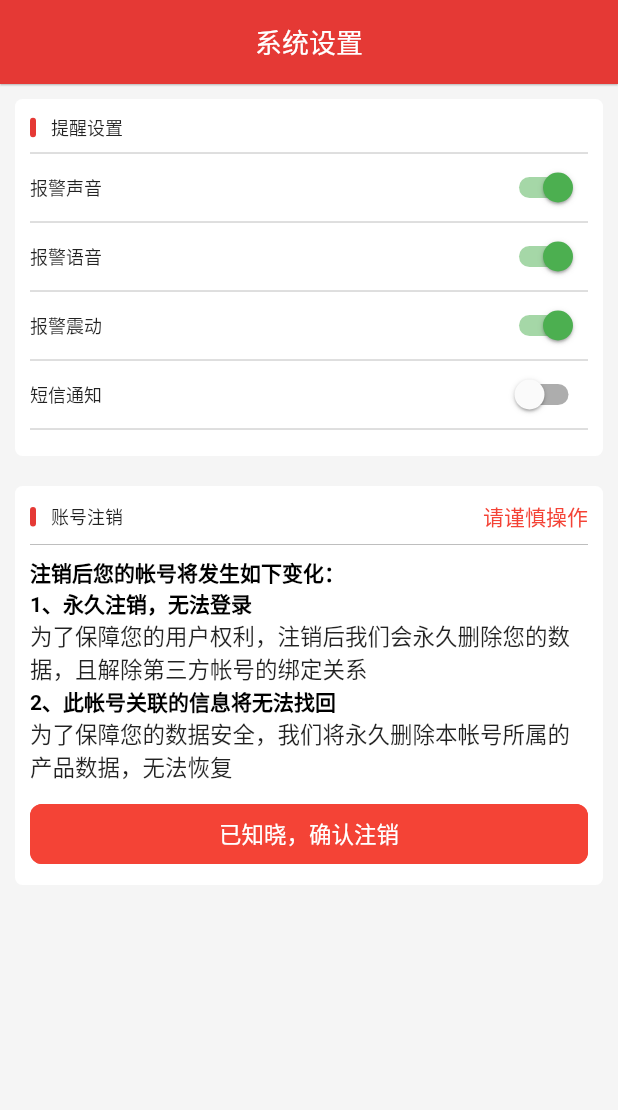
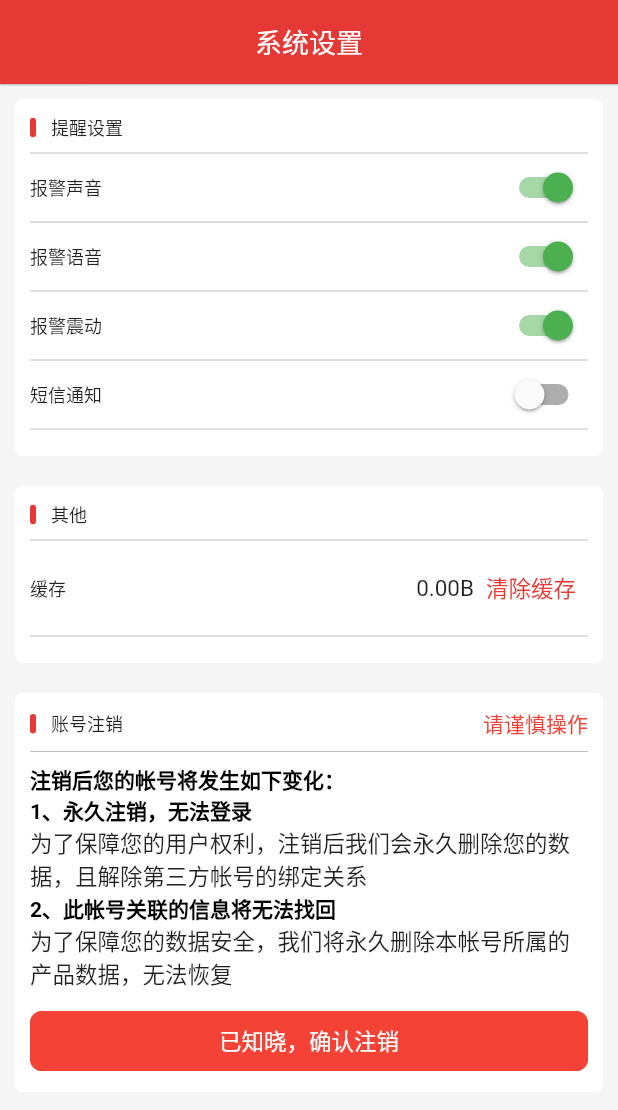
Before and after one commit to remloyal/flutter_app, a Flutter app: the MineSystemSetting widget shown alone on an empty page, opened directly, on a phone screen of 412 x 824 dp. Shown: the top 1110 px of the screen. Run offline on Flutter 3.47's test engine with Material 2 defaults, Android fonts, the phone set to English and light mode, and no system bars; drawn by our look-alikes of overlay_support, pull_to_refresh; our stand-ins replace device_info_plus, dio, flutter_map, fluttertoast, image_picker, just_audio and 7 more; missing offline and left inert: mobile_scanner, nfc_manager, stomp_dart_client, umeng_push_sdk, video_thumbnail; accounts and stored records are empty; network calls fail.

Commit message:
优化安卓打包错误，添加缓存清理

```diff
--- a/lib/pages/map/cache/app_dir.dart
+++ b/lib/pages/map/cache/app_dir.dart
@@ -11,3 +11,85 @@ class AppDir {
     print('object --------- $data  ------- $cache');
   }
 }
+
+class CacheUtil {
+  /// 获取缓存大小
+  static Future<int> total() async {
+    Directory tempDir = await getTemporaryDirectory();
+    if (tempDir == null) return 0;
+    int total = await _reduce(tempDir);
+    return total;
+  }
+
+  /// 清除缓存
+  static Future<void> clear() async {
+    Directory tempDir = await getTemporaryDirectory();
+    if (tempDir == null) return;
+    await _delete(tempDir);
+  }
+
+  /// 递归缓存目录，计算缓存大小
+  static Future<int> _reduce(final FileSystemEntity file) async {
+    /// 如果是一个文件，则直接返回文件大小
+    if (file is File) {
+      int length = await file.length();
+      return length;
+    }
+
+    /// 如果是目录，则遍历目录并累计大小
+    if (file is Directory) {
+      final List<FileSystemEntity> children = file.listSync();
+
+      int total = 0;
+
+      if (children != null && children.isNotEmpty)
+        for (final FileSystemEntity child in children) total += await _reduce(child);
+
+      return total;
+    }
+
+    return 0;
+  }
+
+  /// 递归删除缓存目录和文件
+  static Future<void> _delete(FileSystemEntity file) async {
+    // if (file is Directory) {
+    //   final List<FileSystemEntity> children = file.listSync();
+    //   for (final FileSystemEntity child in children) {
+    //     await _delete(child);
+    //   }
+    // } else {
+    //   await file.delete();
+    // }
+
+    try {
+      if (file is Directory) {
+        final List<FileSystemEntity> children = file.listSync();
+        for (final FileSystemEntity child in children) {
+          await _delete(child);
+        }
+      }
+      await file.delete();
+    } catch (e) {
+      print(e);
+    }
+  }
+
+  static String renderSize(value) {
+    if (value == null) {
+      return '0.0';
+    }
+    List<String> unitArr = []
+      ..add('B')
+      ..add('K')
+      ..add('M')
+      ..add('G');
+    int index = 0;
+    while (value > 1024) {
+      index++;
+      value = value / 1024;
+    }
+    String size = value.toStringAsFixed(2);
+    return size + unitArr[index];
+  }
+}
--- a/lib/pages/mine/mine_system_setting.dart
+++ b/lib/pages/mine/mine_system_setting.dart
@@ -6,6 +6,7 @@ import 'package:fire_control_app/widgets/fc_details.dart';
 import 'package:fire_control_app/common/global.dart';
 import 'package:fire_control_app/http/mine_api.dart';
 import 'package:fire_control_app/http/login_api.dart';
+import 'package:fire_control_app/pages/map/cache/app_dir.dart';
 
 class MineSystemSetting extends StatefulWidget {
   const MineSystemSetting({super.key});
@@ -19,6 +20,17 @@ class _MineSystemSettingState extends State<MineSystemSetting> {
   late Timer _timer;
   late int _countdownTime = 0;
   late String? logOffCode = '';
+  late int size = 0;
+  @override
+  void initState() {
+    super.initState();
+    init();
+  }
+
+  init() async {
+    size = await CacheUtil.total();
+    setState(() {});
+  }
 
   // 倒计时
   void startCountdownTimer() {
@@ -122,34 +134,73 @@ class _MineSystemSettingState extends State<MineSystemSetting> {
               )),
         ]),
         CardContainer(
+          children: [
+            const CardHeader(
+              title: "其他",
+            ),
+            CardHeader(
+              standStart: false,
+              title: '缓存',
+              tail: Row(children: [
+                Text('${CacheUtil.renderSize(size)}'),
+                TextButton(
+                    onPressed: () async {
+                      setState(() {
+                        showDialog(
+                          context: context,
+                          builder: (BuildContext removeContext) {
+                            return AlertDialog(
+                              title: const Text("提示"),
+                              content: const Text("是否清除缓存？"),
+                              actions: [
+                                TextButton(
+                                  onPressed: () {
+                                    Navigator.of(context).pop();
+                                  },
+                                  child: const Text(
+                                    "取消",
+                                    style: TextStyle(color: Colors.blue),
+                                  ),
+                                ),
+                                TextButton(
+                                    onPressed: () async {
+                                      clear();
+                                      Navigator.pop(context);
+                                    },
+                                    child: const Text("确定",
+                                        style: TextStyle(
+                                          color: Colors.red,
+                                        ))),
+                              ],
+                            );
+                          },
+                        );
+                      });
+                    },
+                    child: const Text('清除缓存'))
+              ]),
+            ),
+          ],
+        ),
+        CardContainer(
           crossAxisAlignment: CrossAxisAlignment.start,
           children: [
             const CardHeader(
               title: "账号注销",
-              tail: Text('请谨慎操作',
-                  style: TextStyle(color: Colors.red, fontSize: 14)),
+              tail: Text('请谨慎操作', style: TextStyle(color: Colors.red, fontSize: 14)),
             ),
             const Text(
               '注销后您的帐号将发生如下变化：',
-              style: TextStyle(
-                  color: Colors.black,
-                  fontWeight: FontWeight.bold,
-                  fontSize: 14),
+              style: TextStyle(color: Colors.black, fontWeight: FontWeight.bold, fontSize: 14),
             ),
             const Text(
               '1、永久注销，无法登录',
-              style: TextStyle(
-                  color: Colors.black,
-                  fontWeight: FontWeight.bold,
-                  fontSize: 14),
+              style: TextStyle(color: Colors.black, fontWeight: FontWeight.bold, fontSize: 14),
             ),
             const Text('为了保障您的用户权利，注销后我们会永久删除您的数据，且解除第三方帐号的绑定关系'),
             const Text(
               '2、此帐号关联的信息将无法找回',
-              style: TextStyle(
-                  color: Colors.black,
-                  fontWeight: FontWeight.bold,
-                  fontSize: 14),
+              style: TextStyle(color: Colors.black, fontWeight: FontWeight.bold, fontSize: 14),
             ),
             const Text('为了保障您的数据安全，我们将永久删除本帐号所属的产品数据，无法恢复'),
             Padding(
@@ -174,12 +225,9 @@ class _MineSystemSettingState extends State<MineSystemSetting> {
                 },
                 style: ButtonStyle(
                     backgroundColor: MaterialStateProperty.all(Colors.red),
-                    side: MaterialStateProperty.all(
-                        const BorderSide(color: Colors.red, width: 1)),
-                    minimumSize:
-                        const MaterialStatePropertyAll(Size.fromHeight(40)),
-                    shape: MaterialStateProperty.all(RoundedRectangleBorder(
-                        borderRadius: BorderRadius.circular(8)))),
+                    side: MaterialStateProperty.all(const BorderSide(color: Colors.red, width: 1)),
+                    minimumSize: const MaterialStatePropertyAll(Size.fromHeight(40)),
+                    shape: MaterialStateProperty.all(RoundedRectangleBorder(borderRadius: BorderRadius.circular(8)))),
                 child: const Text(
                   '已知晓，确认注销',
                   style: TextStyle(color: Color.fromARGB(255, 255, 255, 255)),
@@ -208,8 +256,7 @@ class _MineSystemSettingState extends State<MineSystemSetting> {
               },
               decoration: InputDecoration(
                   // border: InputBorder.none,
-                  contentPadding: const EdgeInsets.only(
-                      top: 4.0, left: 10.0, right: 10.0, bottom: 4.0),
+                  contentPadding: const EdgeInsets.only(top: 4.0, left: 10.0, right: 10.0, bottom: 4.0),
                   border: const OutlineInputBorder(
                     ///设置边框四个角的弧度
                     borderRadius: BorderRadius.all(Radius.circular(10)),
@@ -259,19 +306,14 @@ class _MineSystemSettingState extends State<MineSystemSetting> {
                         Navigator.pop(context);
                       },
                       style: ButtonStyle(
-                          backgroundColor: MaterialStateProperty.all(
-                              const Color(0xFFD6D6D6)),
-                          side: MaterialStateProperty.all(const BorderSide(
-                              color: Color(0xFFD6D6D6), width: 1)),
-                          minimumSize: const MaterialStatePropertyAll(
-                              Size.fromHeight(40)),
+                          backgroundColor: MaterialStateProperty.all(const Color(0xFFD6D6D6)),
+                          side: MaterialStateProperty.all(const BorderSide(color: Color(0xFFD6D6D6), width: 1)),
+                          minimumSize: const MaterialStatePropertyAll(Size.fromHeight(40)),
                           shape: MaterialStateProperty.all(
-                              RoundedRectangleBorder(
-                                  borderRadius: BorderRadius.circular(8)))),
+                              RoundedRectangleBorder(borderRadius: BorderRadius.circular(8)))),
                       child: const Text(
                         '取消',
-                        style: TextStyle(
-                            color: Color.fromARGB(255, 255, 255, 255)),
+                        style: TextStyle(color: Color.fromARGB(255, 255, 255, 255)),
                       ),
                     )),
                 const SizedBox(
@@ -284,19 +326,14 @@ class _MineSystemSettingState extends State<MineSystemSetting> {
                         removeDialog(context);
                       },
                       style: ButtonStyle(
-                          backgroundColor:
-                              MaterialStateProperty.all(Colors.red),
-                          side: MaterialStateProperty.all(
-                              const BorderSide(color: Colors.red, width: 1)),
-                          minimumSize: const MaterialStatePropertyAll(
-                              Size.fromHeight(40)),
+                          backgroundColor: MaterialStateProperty.all(Colors.red),
+                          side: MaterialStateProperty.all(const BorderSide(color: Colors.red, width: 1)),
+                          minimumSize: const MaterialStatePropertyAll(Size.fromHeight(40)),
                           shape: MaterialStateProperty.all(
-                              RoundedRectangleBorder(
-                                  borderRadius: BorderRadius.circular(8)))),
+                              RoundedRectangleBorder(borderRadius: BorderRadius.circular(8)))),
                       child: const Text(
                         '确认注销',
-                        style: TextStyle(
-                            color: Color.fromARGB(255, 255, 255, 255)),
+                        style: TextStyle(color: Color.fromARGB(255, 255, 255, 255)),
                       ),
                     ))
               ],
@@ -344,8 +381,7 @@ class _MineSystemSettingState extends State<MineSystemSetting> {
                     }
                     Message.error('账号已注销，退出中...');
                     Navigator.pop(ctx);
-                    Future.delayed(const Duration(milliseconds: 2000))
-                        .then((e) {
+                    Future.delayed(const Duration(milliseconds: 2000)).then((e) {
                       LoginService.clearInfo();
                     });
                   } else {
@@ -364,4 +400,9 @@ class _MineSystemSettingState extends State<MineSystemSetting> {
       },
     );
   }
+
+  clear() async {
+    await CacheUtil.clear();
+    await init();
+  }
 }
--- a/pubspec.yaml
+++ b/pubspec.yaml
@@ -35,10 +35,10 @@ dependencies:
   video_player: ^2.6.1
   video_thumbnail: ^0.5.3
 
-  permission_handler: ^10.2.0
 
   flutter_map: ^4.0.0
   latlong2: ^0.8.2
+  permission_handler: ^10.2.0
 
 
 dev_dependencies:
```
Also changed, not shown: 4 other files.
